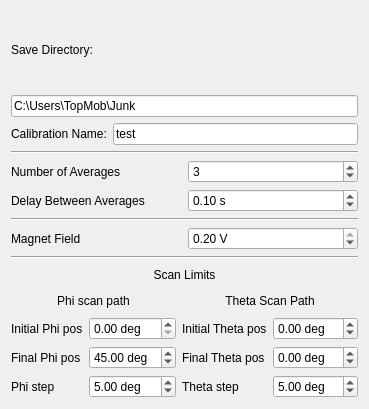
jeraldtm/Icarus, file calibration_check/calibrationCheckVolts_gui.ui: the form before one commit.
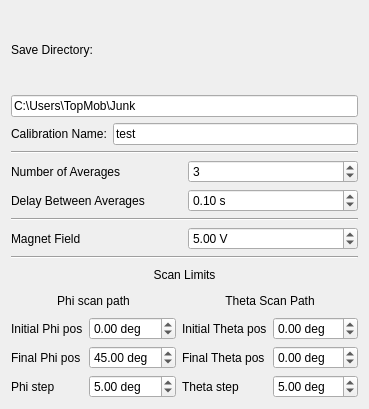
The form after the commit.

Commit message: calib check volts

The edit to the form file:
```diff
--- a/calibration_check/calibrationCheckVolts_gui.ui
+++ b/calibration_check/calibrationCheckVolts_gui.ui
@@ -118,10 +118,10 @@
         <number>2</number>
        </property>
        <property name="minimum">
-        <double>-0.2000000000000000</double>
+        <double>-7.000000000000000</double>
        </property>
        <property name="maximum">
-        <double>0.2000000000000000</double>
+        <double>7.000000000000000</double>
        </property>
        <property name="singleStep">
         <double>0.000100000000000</double>
@@ -178,7 +178,7 @@
         <number>2</number>
        </property>
        <property name="minimum">
-        <double>0.000000000000000</double>
+        <double>-10.000000000000000</double>
        </property>
        <property name="maximum">
         <double>359.000000000000000</double>
```
Left out of the diff: 2 changed lines with no effect on the pictures. The commit also changes 3 other files.
